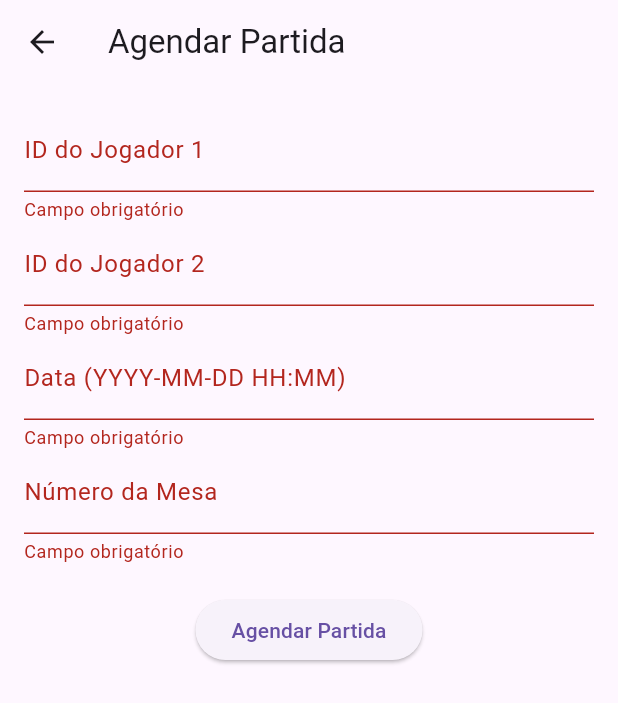
After one commit to phos-eng/torneio_tenis_mesa, a Flutter app: the AgendamentoPartidasScreen screen opened directly, after a tap on "Agendar Partida", on a phone screen of 412 x 824 dp. The commit adds this screen. Shown: the top 703 px of the screen. Run offline on Flutter 3.47's test engine with Material 3 defaults, Android fonts, the phone set to English and light mode, and no system bars; network calls fail.

Commit message:
agendamento on back e front

```diff
--- a/Front-end/lib/main.dart
+++ b/Front-end/lib/main.dart
@@ -1,6 +1,7 @@
 import 'package:flutter/material.dart';
 import 'screens/cadastro_jogador.dart';
 import 'screens/grupos_screen.dart';
+import 'screens/agendamento_partidas.dart'; // Importe a nova tela
 
 void main() {
   runApp(MyApp());
@@ -29,6 +30,7 @@ class _HomeScreenState extends State<HomeScreen> {
   final List<Widget> _telas = [
     CadastroJogadorScreen(),
     GruposScreen(),
+    AgendamentoPartidasScreen(), // Adicione a tela de agendamento
   ];
 
   // Função para atualizar o índice da tela
@@ -54,6 +56,10 @@ class _HomeScreenState extends State<HomeScreen> {
             icon: Icon(Icons.group),
             label: 'Grupos',
           ),
+          BottomNavigationBarItem(
+            icon: Icon(Icons.schedule), // Ícone para agendamento
+            label: 'Agendar', // Rótulo para agendamento
+          ),
         ],
       ),
     );
--- /dev/null
+++ b/Front-end/lib/screens/agendamento_partidas.dart
@@ -0,0 +1,106 @@
+import 'package:flutter/material.dart';
+import 'package:http/http.dart' as http;
+import 'dart:convert';
+
+class AgendamentoPartidasScreen extends StatefulWidget {
+  @override
+  _AgendamentoPartidasScreenState createState() => _AgendamentoPartidasScreenState();
+}
+
+class _AgendamentoPartidasScreenState extends State<AgendamentoPartidasScreen> {
+  final _formKey = GlobalKey<FormState>();
+  final _jogador1Controller = TextEditingController();
+  final _jogador2Controller = TextEditingController();
+  final _dataController = TextEditingController();
+  final _mesaController = TextEditingController();
+
+  Future<void> _agendarPartida() async {
+    if (_formKey.currentState!.validate()) {
+      final response = await http.post(
+        Uri.parse('http://localhost:5000/api/partidas'),
+        headers: {'Content-Type': 'application/json'},
+        body: json.encode({
+          'jogador1_id': int.parse(_jogador1Controller.text),
+          'jogador2_id': int.parse(_jogador2Controller.text),
+          'data': _dataController.text,
+          'mesa': int.parse(_mesaController.text),
+        }),
+      );
+
+      if (response.statusCode == 201) {
+        ScaffoldMessenger.of(context).showSnackBar(
+          SnackBar(content: Text('Partida agendada com sucesso!')),
+        );
+      } else {
+        ScaffoldMessenger.of(context).showSnackBar(
+          SnackBar(content: Text('Erro ao agendar partida')),
+        );
+      }
+    }
+  }
+
+  @override
+  Widget build(BuildContext context) {
+    return Scaffold(
+      appBar: AppBar(title: Text('Agendar Partida')),
+      body: Padding(
+        padding: const EdgeInsets.all(16.0),
+        child: Form(
+          key: _formKey,
+          child: Column(
+            children: [
+              TextFormField(
+                controller: _jogador1Controller,
+                decoration: InputDecoration(labelText: 'ID do Jogador 1'),
+                keyboardType: TextInputType.number,
+                validator: (value) {
+                  if (value == null || value.isEmpty) {
+                    return 'Campo obrigatório';
+                  }
+                  return null;
+                },
+              ),
+              TextFormField(
+                controller: _jogador2Controller,
+                decoration: InputDecoration(labelText: 'ID do Jogador 2'),
+                keyboardType: TextInputType.number,
+                validator: (value) {
+                  if (value == null || value.isEmpty) {
+                    return 'Campo obrigatório';
+                  }
+                  return null;
+                },
+              ),
+              TextFormField(
+                controller: _dataController,
+                decoration: InputDecoration(labelText: 'Data (YYYY-MM-DD HH:MM)'),
+                validator: (value) {
+                  if (value == null || value.isEmpty) {
+                    return 'Campo obrigatório';
+                  }
+                  return null;
+                },
+              ),
+              TextFormField(
+                controller: _mesaController,
+                decoration: InputDecoration(labelText: 'Número da Mesa'),
+                keyboardType: TextInputType.number,
+                validator: (value) {
+                  if (value == null || value.isEmpty) {
+                    return 'Campo obrigatório';
+                  }
+                  return null;
+                },
+              ),
+              SizedBox(height: 20),
+              ElevatedButton(
+                onPressed: _agendarPartida,
+                child: Text('Agendar Partida'),
+              ),
+            ],
+          ),
+        ),
+      ),
+    );
+  }
+}
```
Also changed, not shown: 3 other files.
